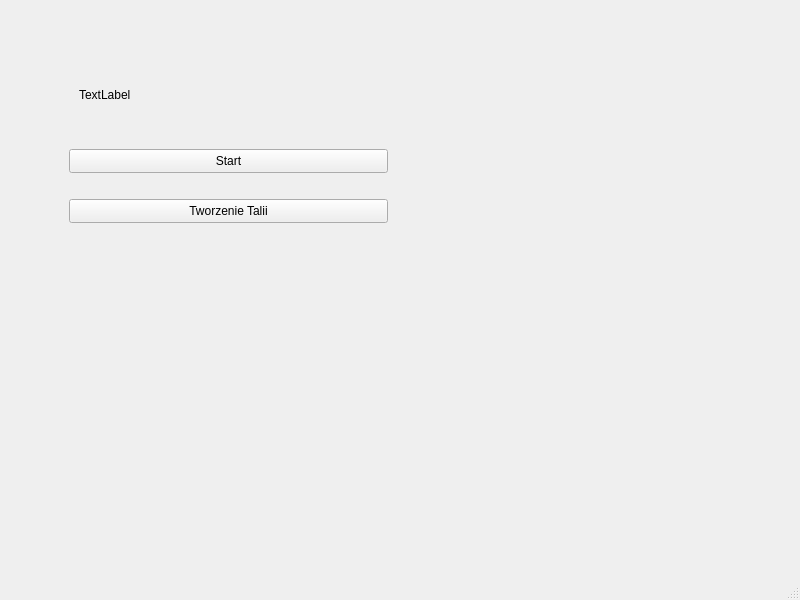
First picture: the form in Gwint/mainwindow.ui, repository Aleksander-Szostek/Programowanie2_Projekt_Gwint, before the edit.
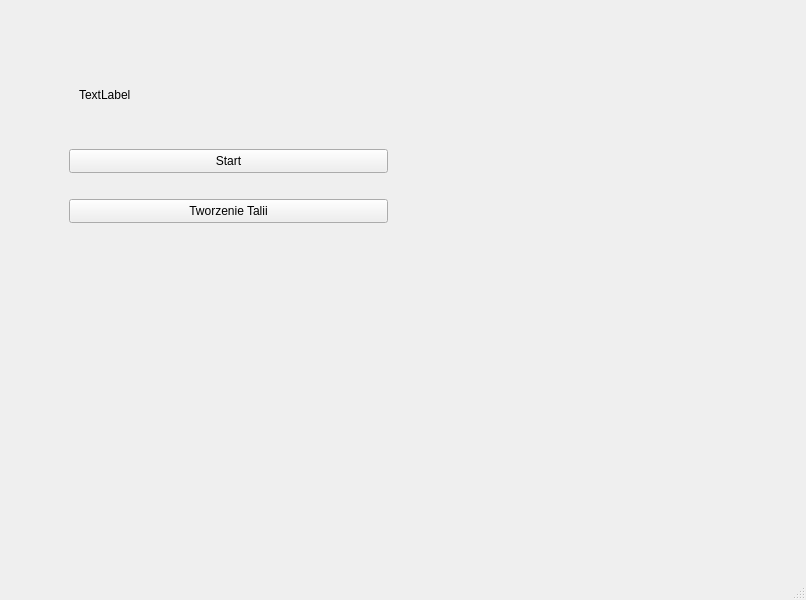
Second picture: the form after the edit. Icons and pictures are not drawn.

Diff of the .ui file:
```diff
--- a/Gwint/mainwindow.ui
+++ b/Gwint/mainwindow.ui
@@ -17,6 +17,18 @@
    <layout class="QVBoxLayout" name="verticalLayout">
     <item>
      <widget class="QStackedWidget" name="stackedWidget">
+      <property name="minimumSize">
+       <size>
+        <width>788</width>
+        <height>0</height>
+       </size>
+      </property>
+      <property name="focusPolicy">
+       <enum>Qt::FocusPolicy::StrongFocus</enum>
+      </property>
+      <property name="styleSheet">
+       <string notr="true"/>
+      </property>
       <property name="currentIndex">
        <number>0</number>
       </property>
```
Left out of the diff: 12 changed lines with no effect on the pictures.
